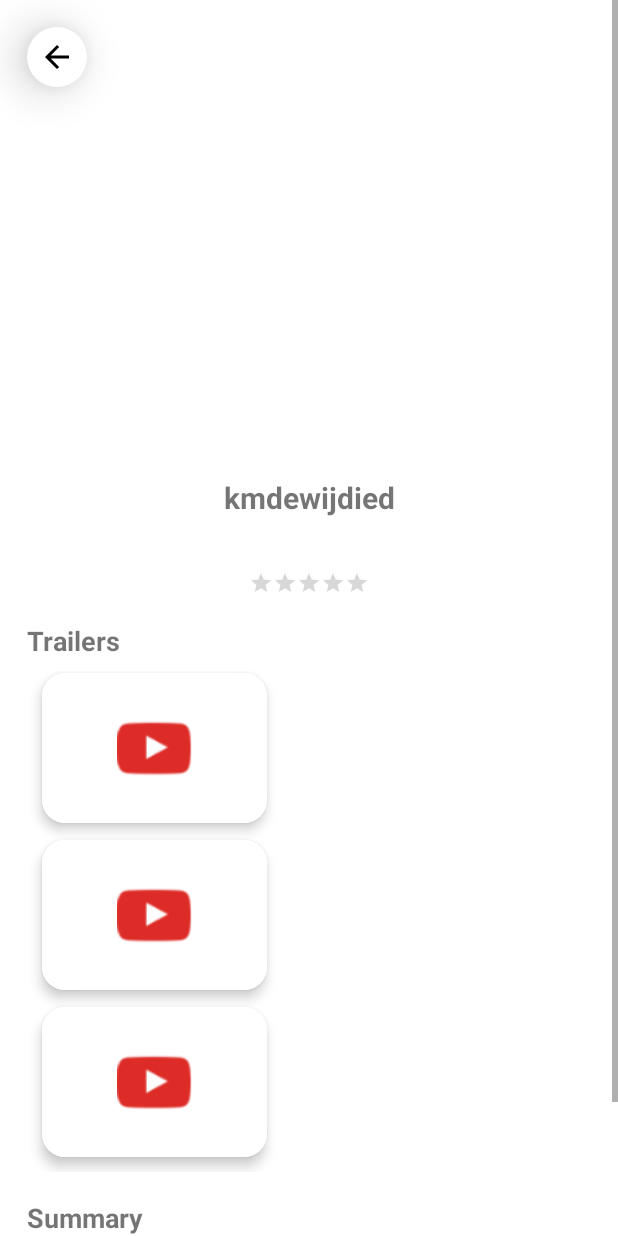
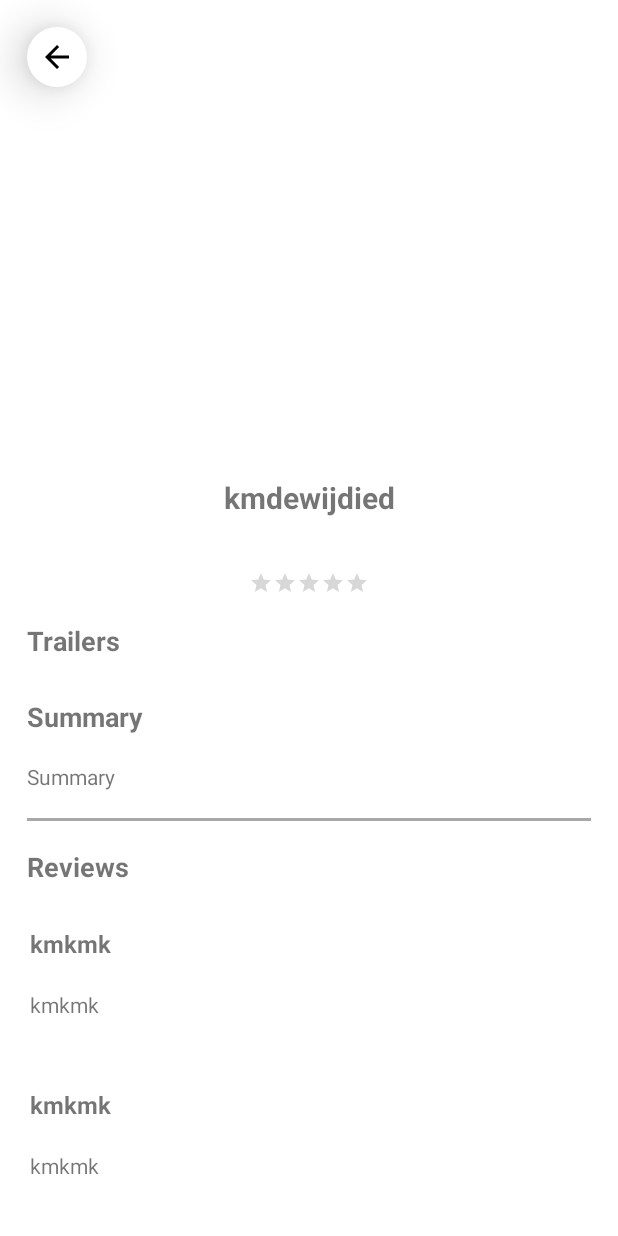
Before and after one commit to Rahmaditha/MoviesApp, an Android app: the layout fragment_movie_detail.xml on its own in the app's theme, with its tools: preview values and no code run, on a phone screen of 412 x 824 dp. Run offline under Robolectric (Android 15) with nearby library versions, the phone set to English and light mode, and no system bars.

Commit message:
final commit

```diff
--- a/app/src/main/java/com/cookiss/moviesapp/domain/repository/HomeRepository.kt
+++ b/app/src/main/java/com/cookiss/moviesapp/domain/repository/HomeRepository.kt
@@ -4,6 +4,7 @@ import com.cookiss.movieapp.domain.model.genre_list.GenreMovieResponse
 import com.cookiss.movieapp.domain.model.popular_list.PopularMoviesResponse
 import com.cookiss.moviesapp.domain.model.movie_detail.MovieDetailResponse
 import com.cookiss.moviesapp.domain.model.movie_videos.MovieVideoResponse
+import com.cookiss.moviesapp.domain.model.reviews.ReviewsResponse
 import kotlinx.coroutines.flow.Flow
 
 interface HomeRepository {
@@ -26,4 +27,9 @@ interface HomeRepository {
     suspend fun getMovieVideos(
         movieId: String
     ) : Flow<MovieVideoResponse>
+
+    suspend fun getReviews(
+        page: String,
+        movieId: String
+    ) : Flow<ReviewsResponse>
 }
--- a/app/src/main/res/layout/fragment_movie_detail.xml
+++ b/app/src/main/res/layout/fragment_movie_detail.xml
@@ -23,39 +23,14 @@
         app:layout_constraintEnd_toEndOf="parent"
         android:layout_gravity="center" />
 
-    <androidx.constraintlayout.widget.ConstraintLayout
-        android:id="@+id/cl_back"
-        android:layout_width="40dp"
-        android:layout_height="40dp"
-        android:layout_marginTop="18dp"
-        android:layout_marginHorizontal="18dp"
-        app:layout_constraintTop_toTopOf="parent"
-        app:layout_constraintStart_toStartOf="parent"
-        android:elevation="18dp"
-        android:foreground="?selectableItemBackground"
-        android:background="@drawable/bg_circle_white">
-
-        <ImageView
-            android:layout_width="wrap_content"
-            android:layout_height="wrap_content"
-            android:src="@drawable/baseline_arrow_back_24"
-            app:layout_constraintTop_toTopOf="parent"
-            app:layout_constraintStart_toStartOf="parent"
-            app:layout_constraintEnd_toEndOf="parent"
-            app:layout_constraintBottom_toBottomOf="parent"/>
-
-    </androidx.constraintlayout.widget.ConstraintLayout>
-
-
-    <ScrollView
+    <androidx.core.widget.NestedScrollView
         android:layout_width="match_parent"
-        android:layout_height="0dp"
-        app:layout_constraintTop_toTopOf="parent"
-        android:layout_marginBottom="18dp">
+        android:layout_height="match_parent"
+        android:descendantFocusability="blocksDescendants">
 
         <androidx.constraintlayout.widget.ConstraintLayout
             android:layout_width="match_parent"
-            android:layout_height="wrap_content">
+            android:layout_height="match_parent">
 
             <ImageView
                 android:id="@+id/iv_movie"
@@ -109,7 +84,6 @@
                 android:layout_width="wrap_content"
                 android:layout_height="wrap_content"
                 app:layout_constraintStart_toStartOf="parent"
-                tools:listitem="@layout/movie_trailer_item"
                 android:layout_marginHorizontal="18dp"
                 android:layout_marginTop="8dp"
                 android:orientation="horizontal"
@@ -151,9 +125,43 @@
                 android:textSize="18sp"
                 android:textStyle="bold"
                 app:layout_constraintTop_toBottomOf="@id/view1" />
+
+            <androidx.recyclerview.widget.RecyclerView
+                android:id="@+id/rv_reviews"
+                android:layout_width="match_parent"
+                android:layout_height="wrap_content"
+                android:nestedScrollingEnabled="false"
+                android:paddingBottom="8dp"
+                android:layout_marginBottom="10dp"
+                app:layout_constraintTop_toBottomOf="@id/reviews"
+                app:layout_constraintBottom_toBottomOf="parent"
+                tools:listitem="@layout/review_list_item"/>
+
         </androidx.constraintlayout.widget.ConstraintLayout>
-    </ScrollView>
+    </androidx.core.widget.NestedScrollView>
 
+    <androidx.constraintlayout.widget.ConstraintLayout
+        android:id="@+id/cl_back"
+        android:layout_width="40dp"
+        android:layout_height="40dp"
+        android:layout_marginTop="18dp"
+        android:layout_marginHorizontal="18dp"
+        app:layout_constraintTop_toTopOf="parent"
+        app:layout_constraintStart_toStartOf="parent"
+        android:elevation="18dp"
+        android:foreground="?selectableItemBackground"
+        android:background="@drawable/bg_circle_white">
+
+        <ImageView
+            android:layout_width="wrap_content"
+            android:layout_height="wrap_content"
+            android:src="@drawable/baseline_arrow_back_24"
+            app:layout_constraintTop_toTopOf="parent"
+            app:layout_constraintStart_toStartOf="parent"
+            app:layout_constraintEnd_toEndOf="parent"
+            app:layout_constraintBottom_toBottomOf="parent"/>
+
+    </androidx.constraintlayout.widget.ConstraintLayout>
 
 
 
--- a/app/src/main/res/layout/genre_list_item.xml
+++ b/app/src/main/res/layout/genre_list_item.xml
@@ -22,7 +22,6 @@
         android:layout_height="100dp"
         android:background="@drawable/bg_rounded_white"
         android:padding="10dp"
-        android:text="kmkmk"
         android:foreground="?selectableItemBackground"
         android:textSize="16sp"
         android:textStyle="bold"
--- /dev/null
+++ b/app/src/main/res/layout/review_list_item.xml
@@ -0,0 +1,76 @@
+<?xml version="1.0" encoding="utf-8"?>
+<androidx.constraintlayout.widget.ConstraintLayout
+    xmlns:android="http://schemas.android.com/apk/res/android"
+    xmlns:app="http://schemas.android.com/apk/res-auto"
+    xmlns:tools="http://schemas.android.com/tools"
+    android:layout_width="match_parent"
+    android:layout_height="wrap_content"
+    android:layout_marginTop="10dp"
+    android:layout_marginLeft="10dp"
+    android:layout_marginRight="10dp"
+    android:clickable="true"
+    android:focusable="true"
+    android:paddingTop="8dp"
+    android:paddingBottom="8dp"
+    android:id="@+id/cl_genre"
+    android:background="@color/white">
+
+    <TextView
+        android:id="@+id/user_name"
+        android:layout_width="match_parent"
+        android:layout_height="wrap_content"
+        android:background="@drawable/bg_rounded_white"
+        android:padding="10dp"
+        android:text="kmkmk"
+        android:foreground="?selectableItemBackground"
+        android:textSize="16sp"
+        android:textStyle="bold"
+        android:maxLines="2"
+        app:layout_constraintEnd_toEndOf="parent"
+        app:layout_constraintStart_toStartOf="parent"
+        app:layout_constraintTop_toTopOf="parent" />
+
+    <TextView
+        android:id="@+id/review"
+        android:layout_width="match_parent"
+        android:layout_height="wrap_content"
+        android:background="@drawable/bg_rounded_white"
+        android:padding="10dp"
+        android:text="kmkmk"
+        android:maxLines="5"
+        android:ellipsize="end"
+        android:foreground="?selectableItemBackground"
+        app:layout_constraintEnd_toEndOf="parent"
+        app:layout_constraintStart_toStartOf="parent"
+        app:layout_constraintTop_toBottomOf="@id/user_name" />
+
+    <androidx.constraintlayout.widget.ConstraintLayout
+        android:id="@+id/cl_show_more"
+        android:layout_width="wrap_content"
+        android:layout_height="wrap_content"
+        android:layout_margin="10dp"
+        android:visibility="gone"
+        android:background="@drawable/bg_rounded_white"
+        android:foreground="?selectableItemBackground"
+        app:layout_constraintStart_toStartOf="parent"
+        android:elevation="5dp"
+        app:layout_constraintBottom_toBottomOf="parent"
+        android:layout_marginBottom="7dp"
+        app:layout_constraintTop_toBottomOf="@id/review">
+
+        <TextView
+            android:id="@+id/tv_show"
+            android:layout_width="match_parent"
+            android:layout_height="match_parent"
+            android:layout_marginVertical="4dp"
+            android:textSize="12sp"
+            android:layout_marginHorizontal="10dp"
+            app:layout_constraintTop_toTopOf="parent"
+            app:layout_constraintBottom_toBottomOf="parent"
+            app:layout_constraintStart_toStartOf="parent"
+            app:layout_constraintEnd_toEndOf="parent"
+            android:text="Show more"/>
+
+    </androidx.constraintlayout.widget.ConstraintLayout>
+
+</androidx.constraintlayout.widget.ConstraintLayout>
```
Also changed, not shown: app/src/main/java/com/cookiss/moviesapp/data/remote/ApiService.kt (+8 -0 lines), app/src/main/java/com/cookiss/moviesapp/data/repository/HomeRepositoryImpl.kt (+8 -0 lines), app/src/main/java/com/cookiss/moviesapp/domain/model/reviews/Reviews.kt (added, +10 -0 lines), app/src/main/java/com/cookiss/moviesapp/domain/model/reviews/ReviewsResponse.kt (added, +10 -0 lines), app/src/main/java/com/cookiss/moviesapp/presentation/adapter/ReviewAdapter.kt (added, +97 -0 lines), app/src/main/java/com/cookiss/moviesapp/presentation/detail_movie/MovieDetailFragment.kt (+75 -1 lines), app/src/main/java/com/cookiss/moviesapp/presentation/home/HomeFragment.kt (+7 -1 lines), app/src/main/java/com/cookiss/moviesapp/presentation/home/HomeViewModel.kt (+22 -0 lines), app/src/main/java/com/cookiss/moviesapp/util/ExpandableTextView.kt (added, +55 -0 lines), app/src/main/res/layout/fragment_home.xml (+17 -2 lines), app/src/main/res/layout/item_loading.xml (added, +18 -0 lines).
